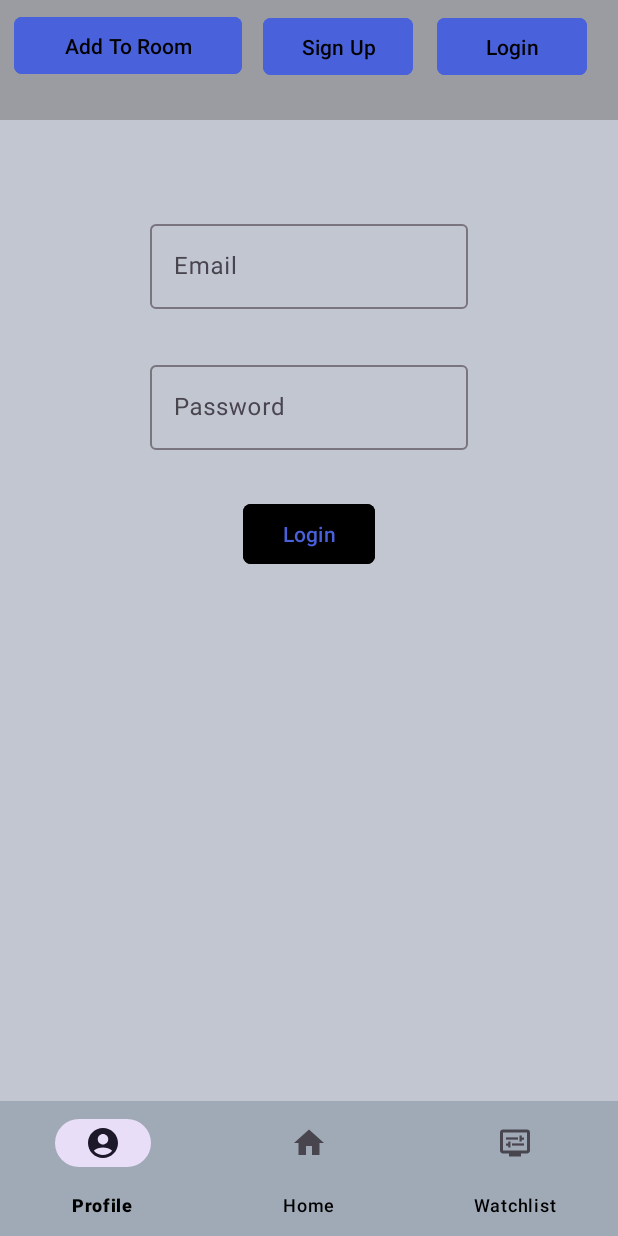
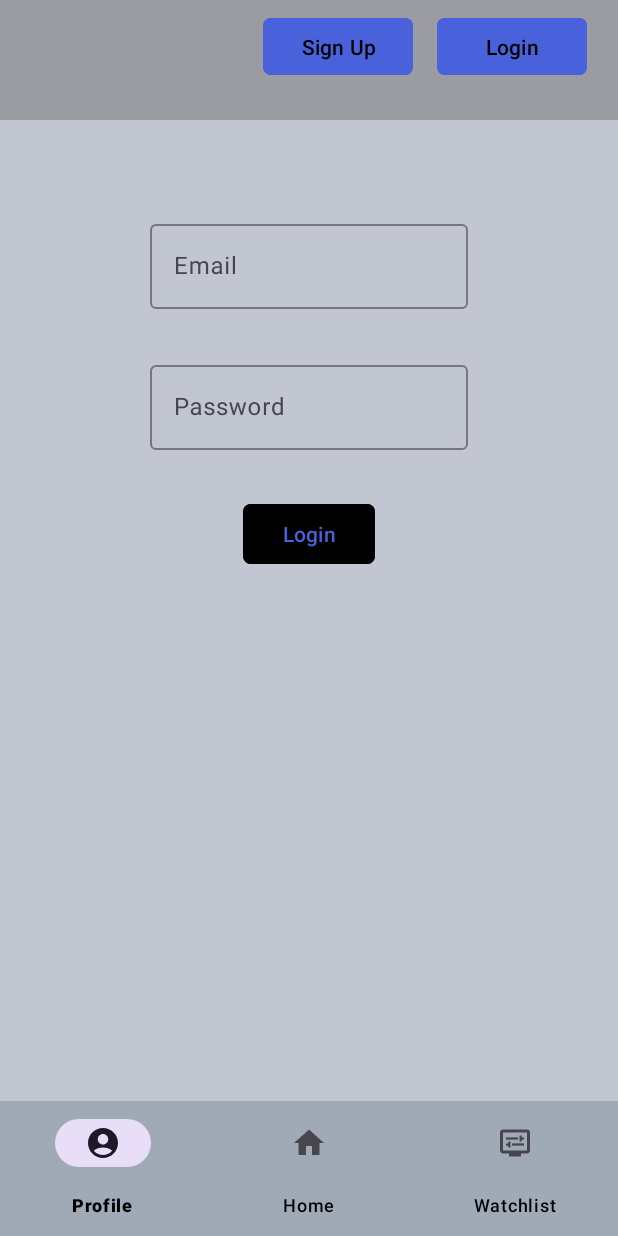
Before and after one commit to RaigZ/MovInsight, an Android app: the screen it shows after launch (MainActivity), after a tap on "Login", on a phone screen of 412 x 824 dp. Run offline under Robolectric (Android 15) with nearby library versions, the phone set to English and light mode, and no system bars; our stand-ins replace Firebase (no records; nobody signed in at launch, a user with empty details on screens opened directly), Room's generated code.

Commit message:
Removed the "Add to Room" button
no longer needed to test the Room database

```diff
--- a/app/src/main/java/com/example/movinsight/MainActivity.kt
+++ b/app/src/main/java/com/example/movinsight/MainActivity.kt
@@ -223,13 +223,14 @@ class MainActivity : AppCompatActivity() {
         }
 
 
+        /*
         // ROOM TEST - CLICK TO ADD USER TO DB
         findViewById<Button>(R.id.bAddToRoom).setOnClickListener {
             lifecycleScope.launch { // coroutine on Main
                 insertUserToRoomDB(db)
             }
         }
-
+        */
     }
 
     private fun changeFragment(fragment: Fragment) {
--- a/app/src/main/res/layout/activity_main.xml
+++ b/app/src/main/res/layout/activity_main.xml
@@ -153,23 +153,4 @@
         app:layout_constraintStart_toStartOf="parent"
         app:layout_constraintTop_toTopOf="parent" />
 
-    <Button
-        android:id="@+id/bAddToRoom"
-        android:layout_width="152dp"
-        android:layout_height="46dp"
-        android:layout_marginBottom="24dp"
-        android:backgroundTint="#4961db"
-        android:text="Add To Room"
-        android:textAllCaps="false"
-        android:textColor="#000000"
-        app:cornerRadius="5dp"
-        app:iconPadding="10dp"
-        app:iconTint="#000000"
-        app:layout_constraintBottom_toTopOf="@+id/fContainer"
-        app:layout_constraintEnd_toStartOf="@+id/signupButton"
-        app:layout_constraintHorizontal_bias="0.411"
-        app:layout_constraintStart_toStartOf="parent"
-        app:layout_constraintTop_toTopOf="parent"
-        app:layout_constraintVertical_bias="0.727" />
-
 </androidx.constraintlayout.widget.ConstraintLayout>
```
